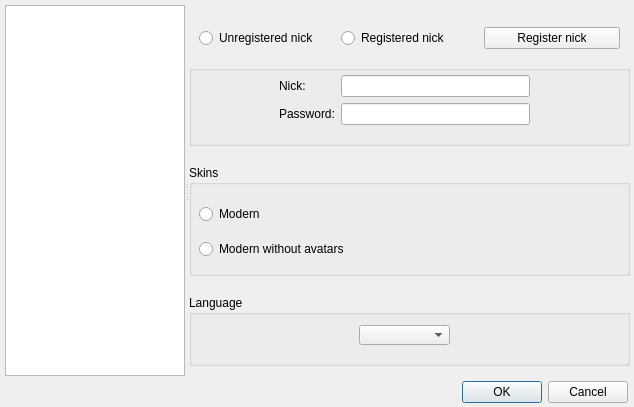
The window that ui/options.ui (gitter-badger/simplechatclient) describes before a commit, drawn with Qt 5.
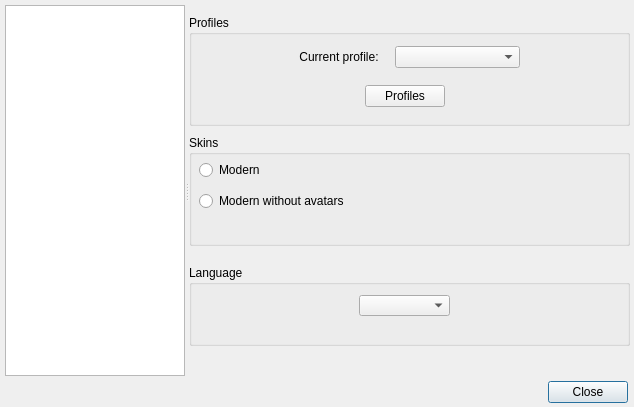
The same window after the commit. Icons and pictures are not drawn.

Commit message: fixed crypt; fixed compile; fixed auth; added profiles

Patch:
```diff
--- a/ui/options.ui
+++ b/ui/options.ui
@@ -39,7 +39,7 @@
     </rect>
    </property>
    <property name="standardButtons">
-    <set>QDialogButtonBox::Cancel|QDialogButtonBox::Ok</set>
+    <set>QDialogButtonBox::Close</set>
    </property>
   </widget>
   <widget class="QSplitter" name="splitter">
@@ -100,13 +100,13 @@
       <property name="geometry">
        <rect>
         <x>0</x>
-        <y>60</y>
+        <y>10</y>
         <width>441</width>
-        <height>81</height>
+        <height>111</height>
        </rect>
       </property>
       <property name="title">
-       <string/>
+       <string>Profiles</string>
       </property>
       <property name="flat">
        <bool>false</bool>
@@ -117,38 +117,70 @@
       <widget class="QWidget" name="verticalLayoutWidget_10">
        <property name="geometry">
         <rect>
-         <x>90</x>
-         <y>10</y>
-         <width>251</width>
-         <height>61</height>
+         <x>100</x>
+         <y>20</y>
+         <width>231</width>
+         <height>84</height>
         </rect>
        </property>
        <layout class="QVBoxLayout" name="verticalLayout_10">
         <item>
-         <layout class="QFormLayout" name="formLayout_7">
-          <item row="0" column="0">
-           <widget class="QLabel" name="label_nick">
+         <layout class="QHBoxLayout" name="horizontalLayout_5">
+          <item>
+           <widget class="QLabel" name="label_profile">
+            <property name="maximumSize">
+             <size>
+              <width>100</width>
+              <height>16777215</height>
+             </size>
+            </property>
             <property name="text">
-             <string>Nick:</string>
+             <string>Current profile:</string>
             </property>
+            <property name="alignment">
+             <set>Qt::AlignCenter</set>
+            </property>
            </widget>
           </item>
-          <item row="0" column="1">
-           <widget class="QLineEdit" name="lineEdit_nick"/>
+          <item>
+           <widget class="QComboBox" name="comboBox_profiles"/>
           </item>
-          <item row="1" column="0">
-           <widget class="QLabel" name="label_password">
+         </layout>
+        </item>
+        <item>
+         <layout class="QHBoxLayout" name="horizontalLayout_9">
+          <item>
+           <spacer name="horizontalSpacer">
+            <property name="orientation">
+             <enum>Qt::Horizontal</enum>
+            </property>
+            <property name="sizeHint" stdset="0">
+             <size>
+              <width>40</width>
+              <height>20</height>
+             </size>
+            </property>
+           </spacer>
+          </item>
+          <item>
+           <widget class="QPushButton" name="pushButton_profiles">
             <property name="text">
-             <string>Password:</string>
+             <string>Profiles</string>
             </property>
            </widget>
           </item>
-          <item row="1" column="1">
-           <widget class="QLineEdit" name="lineEdit_password">
-            <property name="echoMode">
-             <enum>QLineEdit::Password</enum>
+          <item>
+           <spacer name="horizontalSpacer_2">
+            <property name="orientation">
+             <enum>Qt::Horizontal</enum>
             </property>
-           </widget>
+            <property name="sizeHint" stdset="0">
+             <size>
+              <width>40</width>
+              <height>20</height>
+             </size>
+            </property>
+           </spacer>
           </item>
          </layout>
         </item>
@@ -159,7 +191,7 @@
       <property name="geometry">
        <rect>
         <x>0</x>
-        <y>160</y>
+        <y>130</y>
         <width>441</width>
         <height>111</height>
        </rect>
@@ -171,9 +203,9 @@
        <property name="geometry">
         <rect>
          <x>10</x>
-         <y>30</y>
+         <y>20</y>
          <width>421</width>
-         <height>73</height>
+         <height>61</height>
         </rect>
        </property>
        <layout class="QVBoxLayout" name="verticalLayout_13">
@@ -193,53 +225,36 @@
         </item>
        </layout>
       </widget>
-     </widget>
-     <widget class="QWidget" name="horizontalLayoutWidget_4">
-      <property name="geometry">
-       <rect>
-        <x>10</x>
-        <y>20</y>
-        <width>421</width>
-        <height>26</height>
-       </rect>
-      </property>
-      <layout class="QHBoxLayout" name="horizontalLayout_5">
-       <item>
-        <widget class="QRadioButton" name="radioButton_unregistered_nick">
-         <property name="text">
-          <string>Unregistered nick</string>
-         </property>
-         <property name="checkable">
-          <bool>true</bool>
-         </property>
-         <property name="checked">
-          <bool>false</bool>
-         </property>
-        </widget>
-       </item>
-       <item>
-        <widget class="QRadioButton" name="radioButton_registered_nick">
-         <property name="text">
-          <string>Registered nick</string>
-         </property>
-        </widget>
-       </item>
-       <item>
-        <widget class="QPushButton" name="pushButton_register_nick">
-         <property name="text">
-          <string>Register nick</string>
-         </property>
-        </widget>
-       </item>
-      </layout>
+      <widget class="QLabel" name="label_skins_warning">
+       <property name="geometry">
+        <rect>
+         <x>10</x>
+         <y>80</y>
+         <width>421</width>
+         <height>21</height>
+        </rect>
+       </property>
+       <property name="styleSheet">
+        <string notr="true">font-weight:bold;</string>
+       </property>
+       <property name="text">
+        <string/>
+       </property>
+       <property name="alignment">
+        <set>Qt::AlignCenter</set>
+       </property>
+       <property name="wordWrap">
+        <bool>true</bool>
+       </property>
+      </widget>
      </widget>
      <widget class="QGroupBox" name="groupBox_language">
       <property name="geometry">
        <rect>
         <x>0</x>
-        <y>290</y>
+        <y>260</y>
         <width>441</width>
-        <height>71</height>
+        <height>81</height>
        </rect>
       </property>
       <property name="title">
@@ -251,8 +266,36 @@
          <x>170</x>
          <y>30</y>
          <width>91</width>
-         <height>20</height>
+         <height>21</height>
         </rect>
+       </property>
+       <property name="sizePolicy">
+        <sizepolicy hsizetype="Preferred" vsizetype="Preferred">
+         <horstretch>0</horstretch>
+         <verstretch>0</verstretch>
+        </sizepolicy>
+       </property>
+      </widget>
+      <widget class="QLabel" name="label_language_warning">
+       <property name="geometry">
+        <rect>
+         <x>10</x>
+         <y>50</y>
+         <width>421</width>
+         <height>21</height>
+        </rect>
+       </property>
+       <property name="styleSheet">
+        <string notr="true">font-weight:bold;</string>
+       </property>
+       <property name="text">
+        <string/>
+       </property>
+       <property name="alignment">
+        <set>Qt::AlignCenter</set>
+       </property>
+       <property name="wordWrap">
+        <bool>true</bool>
        </property>
       </widget>
      </widget>
```
Left out of the diff: 2 changed lines with no effect on the pictures. The commit also changes 34 other files.
